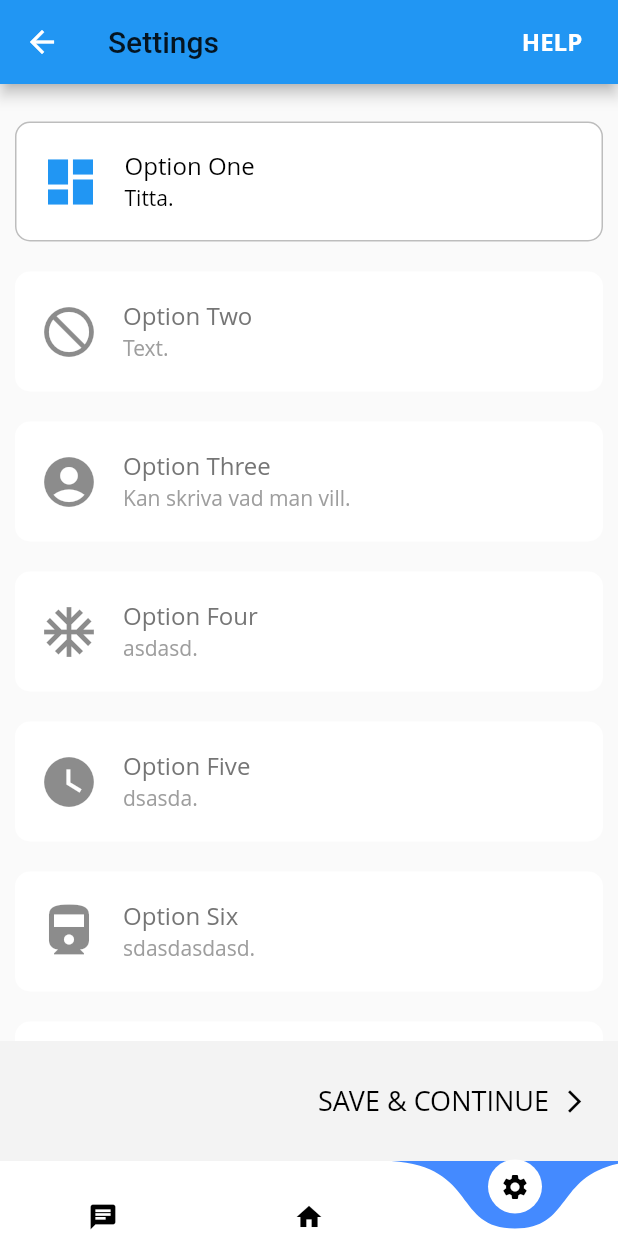
After one commit to wolfieon/helpapp, a Flutter app: the MyBottomNagivation screen opened directly, item 3 of the bottom bar chosen, on a phone screen of 412 x 824 dp. The commit adds this screen. Run offline on Flutter 3.47's test engine with Material 2 defaults, Android fonts, the phone set to English and light mode, and no system bars; drawn by our look-alikes of curved_navigation_bar; our stand-ins replace cloud_firestore, firebase_auth, get_it, provider_architecture; accounts and stored records are empty.

Commit message:
implemation av navigation bar, och mergade settings till den
esketit

```diff
--- a/lib/constants/route_names.dart
+++ b/lib/constants/route_names.dart
@@ -1,4 +1,5 @@
 const String LoginViewRoute = "LoginView";
 const String SignUpViewRoute = "SignUp";
 const String HomeViewRoute = "HomeView";
+const String SettingsViewRoute = "MenuOptionsScreen";
 // Generate the views here
--- /dev/null
+++ b/lib/models/options_model.dart
@@ -0,0 +1,52 @@
+import 'package:flutter/material.dart';
+
+class Option {
+  Icon icon;
+  String title;
+  String subtitle;
+
+  Option({this.icon, this.title, this.subtitle});
+}
+
+final options = [
+  Option(
+    icon: Icon(Icons.dashboard, size: 40.0),
+    title: 'Option One',
+    subtitle: 'Titta.',
+  ),
+  Option(
+    icon: Icon(Icons.do_not_disturb, size: 40.0),
+    title: 'Option Two',
+    subtitle: 'Text.',
+  ),
+  Option(
+    icon: Icon(Icons.account_circle, size: 40.0),
+    title: 'Option Three',
+    subtitle: 'Kan skriva vad man vill.',
+  ),
+  Option(
+    icon: Icon(Icons.ac_unit, size: 40.0),
+    title: 'Option Four',
+    subtitle: 'asdasd.',
+  ),
+  Option(
+    icon: Icon(Icons.watch_later, size: 40.0),
+    title: 'Option Five',
+    subtitle: 'dsasda.',
+  ),
+  Option(
+    icon: Icon(Icons.directions_railway, size: 40.0),
+    title: 'Option Six',
+    subtitle: 'sdasdasdasd.',
+  ),
+  Option(
+    icon: Icon(Icons.local_airport, size: 40.0),
+    title: 'Option Seven',
+    subtitle: 'qweqweqwe.',
+  ),
+  Option(
+    icon: Icon(Icons.add_shopping_cart, size: 40.0),
+    title: 'Option Eight',
+    subtitle: 'asdasdasdasdasd.',
+  ),
+];
--- a/lib/ui/router.dart
+++ b/lib/ui/router.dart
@@ -1,4 +1,7 @@
+
+import 'package:compound/ui/views/bottom_nav_view.dart';
 import 'package:compound/ui/views/home_view.dart';
+import 'package:compound/ui/views/settings_view.dart';
 import 'package:flutter/material.dart';
 import 'package:compound/constants/route_names.dart';
 import 'package:compound/ui/views/login_view.dart';
@@ -19,7 +22,13 @@ Route<dynamic> generateRoute(RouteSettings settings) {
     case HomeViewRoute:
       return _getPageRoute(
         routeName: settings.name,
-        viewToShow: HomeView(),
+        viewToShow: MyBottomNagivation(),
+      );
+
+    case SettingsViewRoute:
+      return _getPageRoute(
+        routeName: settings.name,
+        viewToShow: MenuOptionsScreen(),
       );
     default:
       return MaterialPageRoute(
--- /dev/null
+++ b/lib/ui/views/bottom_nav_view.dart
@@ -0,0 +1,53 @@
+import 'package:compound/constants/route_names.dart';
+import 'package:compound/ui/views/chat_view.dart';
+import 'package:compound/ui/views/home_view.dart';
+import 'package:compound/ui/views/login_view.dart';
+import 'package:compound/ui/views/settings_view.dart';
+import 'package:curved_navigation_bar/curved_navigation_bar.dart';
+import 'package:flutter/material.dart';
+import 'package:flutter/widgets.dart';
+
+class MyBottomNagivation extends StatefulWidget {
+  @override
+  _MyBottomNagivationState createState() => _MyBottomNagivationState();
+}
+
+
+
+
+class _MyBottomNagivationState extends State<MyBottomNagivation> {
+
+   int _currentIndex = 1;
+  final List<Widget> _children = [
+   Chat(), HomeView(), MenuOptionsScreen() // create the pages you want to navigate between
+  ];
+
+
+  @override
+  Widget build(BuildContext context) {
+    return new Scaffold(
+      body: _children[_currentIndex],
+      bottomNavigationBar: CurvedNavigationBar(
+        onTap: (index){
+          setState(() {
+            this._currentIndex = index;
+          });
+          debugPrint("Current Index is $index");
+        },
+        height: 50,
+        items: <Widget>[
+          Icon(Icons.chat, size: 20, color: Colors.black,),
+          Icon(Icons.home, size: 20, color: Colors.black,),
+          Icon(Icons.settings, size: 20, color: Colors.black,),
+        ],
+        animationDuration: Duration(
+          milliseconds: 200
+        ),
+        index: 1,
+        animationCurve: Curves.bounceInOut,
+
+      ),
+
+    );
+  }
+}
--- /dev/null
+++ b/lib/ui/views/chat_view.dart
@@ -0,0 +1,18 @@
+import 'package:flutter/material.dart';
+import 'package:flutter/widgets.dart';
+
+class Chat extends StatefulWidget {
+  @override
+  _ChatState createState() => _ChatState();
+}
+
+class _ChatState extends State<Chat> {
+  @override
+  Widget build(BuildContext context) {
+    return Scaffold(
+      body: Center(
+        child: Text('Chat'),
+      ),
+    );
+  }
+}
--- /dev/null
+++ b/lib/ui/views/settings_view.dart
@@ -0,0 +1,133 @@
+import 'package:flutter/material.dart';
+import 'package:compound/models/options_model.dart';
+import 'package:compound/services/navigation_service.dart';
+import 'package:compound/constants/route_names.dart';
+import 'package:compound/locator.dart';
+
+
+class MenuOptionsScreen extends StatefulWidget {
+  @override
+  _MenuOptionsScreenState createState() => _MenuOptionsScreenState();
+}
+
+class _MenuOptionsScreenState extends State<MenuOptionsScreen> {
+  int _selectedOption = 0;
+
+  final NavigationService _navigationService = locator<NavigationService>();
+  @override
+  Widget build(BuildContext context) {
+    return Scaffold(
+      backgroundColor: Color(0xFFFAFAFA),
+      appBar: AppBar(
+        backgroundColor: Colors.blue,
+        title: Text('Settings'),
+        leading: FlatButton(
+          textColor: Colors.white,
+          child: Icon(
+            Icons.arrow_back,
+          ),
+          onPressed: () => navigateToLogIn(),
+        ),
+        actions: <Widget>[
+          FlatButton(
+            textColor: Colors.white,
+            child: Text(
+              'HELP',
+              style: TextStyle(
+                fontSize: 16.0,
+                fontWeight: FontWeight.bold,
+              ),
+            ),
+            onPressed: () => navigateToSignUp(),
+          )
+        ],
+      ),
+      body: ListView.builder(
+        itemCount: options.length + 2,
+        itemBuilder: (BuildContext context, int index) {
+          if (index == 0) {
+            return SizedBox(height: 15.0);
+          } else if (index == options.length + 1) {
+            return SizedBox(height: 100.0);
+          }
+          return Container(
+            alignment: Alignment.center,
+            margin: EdgeInsets.all(10.0),
+            width: double.infinity,
+            height: 80.0,
+            decoration: BoxDecoration(
+              color: Colors.white,
+              borderRadius: BorderRadius.circular(10.0),
+              border: _selectedOption == index - 1
+                  ? Border.all(color: Colors.black26)
+                  : null,
+            ),
+            child: ListTile(
+              leading: options[index - 1].icon,
+              title: Text(
+                options[index - 1].title,
+                style: TextStyle(
+                  color: _selectedOption == index - 1
+                      ? Colors.black
+                      : Colors.grey[600],
+                ),
+              ),
+              subtitle: Text(
+                options[index - 1].subtitle,
+                style: TextStyle(
+                  color:
+                      _selectedOption == index - 1 ? Colors.black : Colors.grey,
+                ),
+              ),
+              selected: _selectedOption == index - 1,
+              onTap: () {
+                setState(() {
+                  _selectedOption = index - 1;
+                });
+              },
+            ),
+          );
+        },
+      ),
+      bottomSheet: Container(
+        width: double.infinity,
+        height: 80.0,
+        color: Color(0xFFF3F3F3),
+        child: Padding(
+          padding: EdgeInsets.only(right: 20.0),
+          child: Row(
+            mainAxisAlignment: MainAxisAlignment.end,
+            mainAxisSize: MainAxisSize.min,
+            children: <Widget>[
+              Text(
+                'SAVE & CONTINUE',
+                style: TextStyle(
+                  color: Colors.black,
+                  fontSize: 18.0,
+                ),
+              ),
+              SizedBox(width: 8.0),
+              Icon(
+                Icons.arrow_forward_ios,
+                color: Colors.black,
+                size: 18.0,
+              ),
+            ],
+          ),
+        ),
+      ),
+    );
+  }
+
+  void navigateToSettings() {
+    _navigationService.navigateTo(SettingsViewRoute);
+  }
+
+  void navigateToSignUp() {
+    _navigationService.navigateTo(SignUpViewRoute);
+  }
+  void navigateToLogIn()
+  {
+    _navigationService.navigateTo(LoginViewRoute);
+  }
+}
--- a/pubspec.yaml
+++ b/pubspec.yaml
@@ -36,6 +36,7 @@ dependencies:
   provider_architecture: ^1.0.3
   firebase_auth: ^0.15.3
   cloud_firestore: ^0.13.0+1
+  curved_navigation_bar: ^0.3.2 #latest version
 
 
 dev_dependencies:
```
Also changed, not shown: pubspec.lock.
